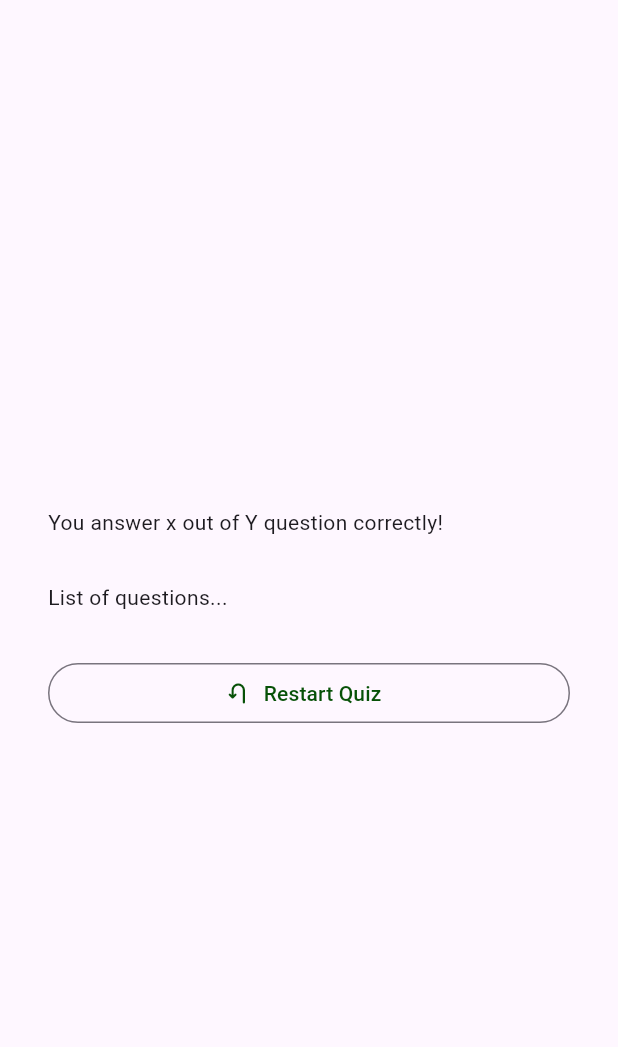
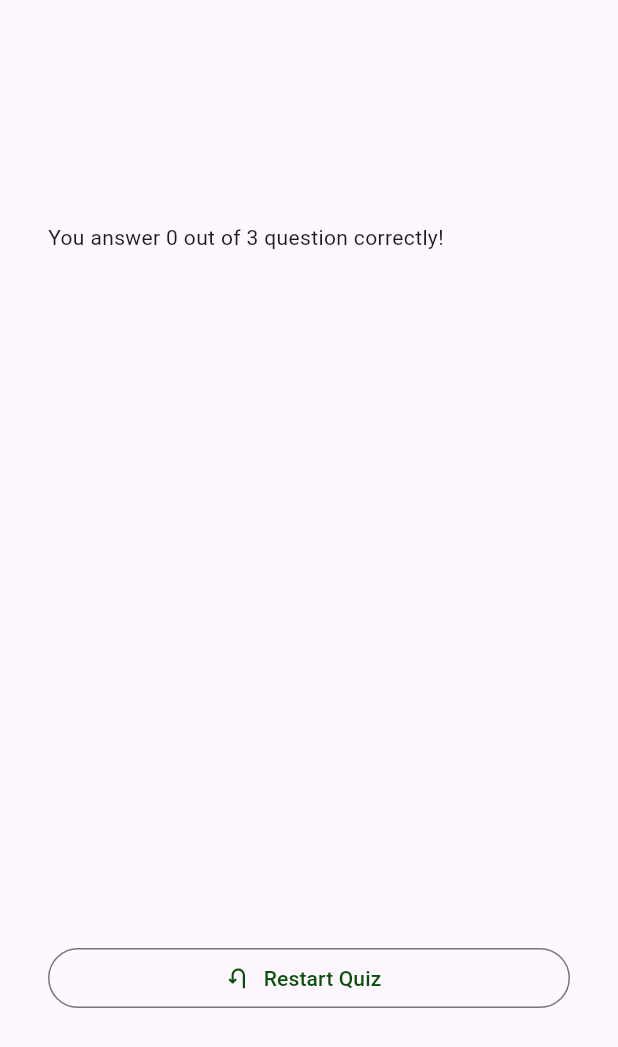
Before and after one commit to FaheemAhmed5525/QuizAppWithFlutter, a Flutter app: the ResultScreen widget shown alone on an empty page, opened directly with empty values, on a phone screen of 412 x 824 dp. Shown: the top 1047 px of the screen. Run offline on Flutter 3.47's test engine with Material 3 defaults, Android fonts, the phone set to English and light mode, and no system bars; our stand-ins replace google_fonts.

Commit message:
app completed by features

```diff
--- a/lib/question_summary.dart
+++ b/lib/question_summary.dart
@@ -1,28 +1,35 @@
 import 'package:flutter/material.dart';
 
 class QuestionSummary extends StatelessWidget {
-  QuestionSummary(this.summaryData, {super.key});
+  const QuestionSummary(this.summaryData, {super.key});
 
   final List<Map<String, Object>> summaryData;
 
   @override
   Widget build(BuildContext context) {
-    return Column(
+    return SizedBox(
+      height: 400,
+      child: SingleChildScrollView(
+        child: Column(
           children: summaryData.map(
             (data) {
               return Row(
                 children: [
                   Text(((data["question_index"] as int) + 1).toString()),
-              Column(children: [
+                  Expanded(
+                    child: Column(children: [
                       Text(data["question"] as String),
                       const SizedBox(height: 8,),
                       Text(data["user_chosed"] as String),
                       Text(data["correct_answer"] as String)
-              ],)
+                    ],),
+                  )
                 ],
               );
             },
           ).toList(),
+        ),
+      ),
     );
   }
 }
--- a/lib/quiz.dart
+++ b/lib/quiz.dart
@@ -25,7 +25,7 @@ class _QuizState extends State<Quiz> {
 
   void switchScreen() {
     setState(() {
-      selectedAnswers = [];
+      // selectedAnswers = [];
       activeScreen = 'question-screen'; //const QuestionsScreen();
     });
   }
@@ -68,9 +68,7 @@ class _QuizState extends State<Quiz> {
               end: Alignment.bottomLeft,
             ),
           ),
-          child: activeScreen == 'start-screen'
-              ? StartScreen(switchScreen)
-              : QuestionsScreen(onSelectAnswer: ("") {},),
+          child: screenWidget,
         ),
       ),
     );
--- a/lib/result_screen.dart
+++ b/lib/result_screen.dart
@@ -1,6 +1,7 @@
 import 'package:flutter/material.dart';
 
 import 'package:quiz_app/data/questions.dart';
+import 'package:quiz_app/question_summary.dart';
 
 class ResultScreen extends StatelessWidget {
   const ResultScreen({super.key, required this.chosenAnswers});
@@ -24,6 +25,12 @@ class ResultScreen extends StatelessWidget {
 
   @override
   Widget build(BuildContext context) {
+    final summaryData = getSummaryData();
+    final numOfQuestions = questions.length;
+    final numOfCorrect = summaryData.where((dataItem) {
+      return dataItem["user_chosen"] == dataItem["correct_answer"];
+    }).length;
+
     return SizedBox(
         width: double.infinity,
         child: Container(
@@ -32,9 +39,9 @@ class ResultScreen extends StatelessWidget {
             mainAxisAlignment: MainAxisAlignment.center,
             crossAxisAlignment: CrossAxisAlignment.stretch,
             children: [
-              Text("You answer x out of Y question correctly!"),
+              Text("You answer $numOfCorrect out of $numOfQuestions question correctly!",),
               SizedBox(height: 30),
-              Text("List of questions..."),
+              QuestionSummary(summaryData),
               SizedBox(
                 height: 30,
               ),
```
Lines whose indentation alone changed are shown as unchanged.
